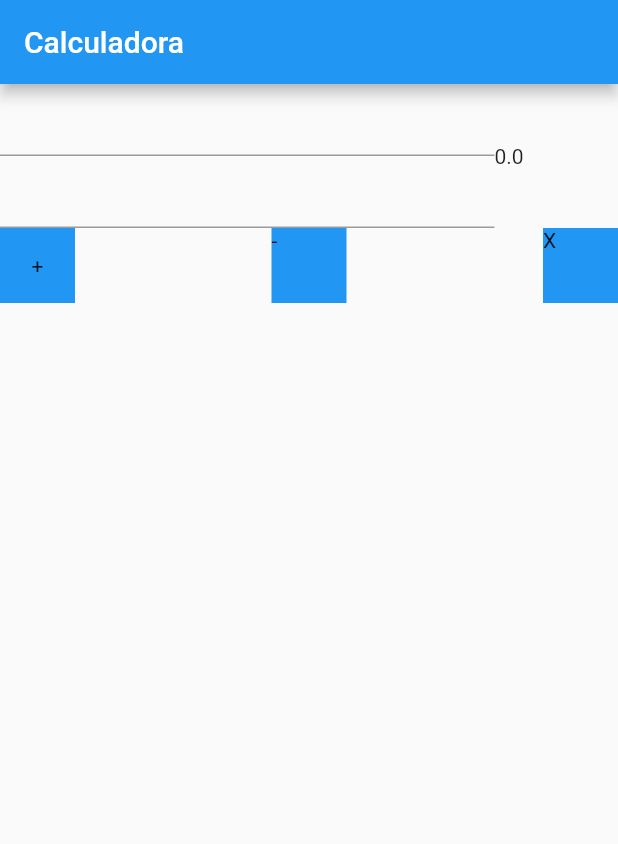
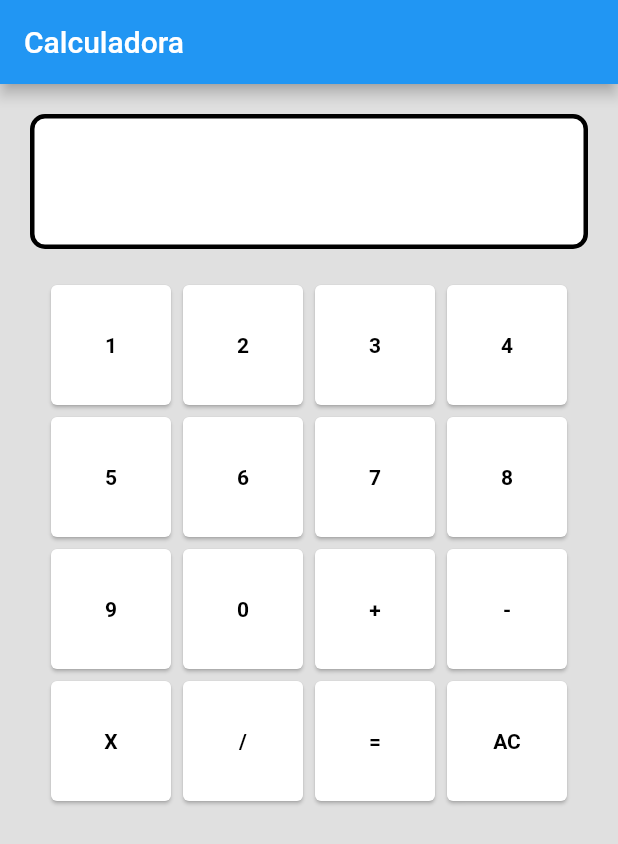
Before and after one commit to gdeus/aulas, a Flutter app: the screen it shows after launch, on a phone screen of 412 x 824 dp. Shown: the top 844 px of the screen. Run offline on Flutter 3.47's test engine with Material 2 defaults, Android fonts, the light colour scheme and no system bars.

Commit message:
new calc

```diff
--- a/lib/calculadora.dart
+++ b/lib/calculadora.dart
@@ -1,3 +1,4 @@
+import 'package:aulas/widgets/calc_button.dart';
 import 'package:flutter/material.dart';
 
 class Calculadora extends StatefulWidget {
@@ -11,106 +12,116 @@ class _CalculadoraState extends State<Calculadora> {
   TextEditingController primeiroNumero = TextEditingController();
   TextEditingController segundoNumero = TextEditingController();
   double resultado = 0;
+  String valueString = '';
+  double value1 = 0;
+  double value2 = 0;
+  String? expression;
   @override
   Widget build(BuildContext context) {
 
-    double soma(double numero1, double numero2){
-      double resultado = numero1 + numero2;
-      print(resultado);
-      return resultado;
+    void reset(){
+      resultado = 0;
+      valueString = '';
+      value1 = 0;
+      value2 = 0;
+      expression = null;
+
+      setState(() {
+
+      });
     }
 
-    double subtracao(double numero1, double numero2){
-      double resultado = numero1 - numero2;
-      print(resultado);
-      return resultado;
+    void changeValue(String newValue){
+      valueString = valueString + newValue;
+      setState(() {
+
+      });
     }
 
-    double multiplicacao(double numero1, double numero2){
-      double resultado = numero1 * numero2;
-      print(resultado);
-      return resultado;
+    void doExpression(String expressionSimbol){
+      if(expression == null){
+        print('entrei no expression null');
+        print(valueString);
+        expression = expressionSimbol;
+        value1 = double.parse(valueString);
+        valueString = '';
+      }
+      setState(() {
+
+      });
     }
 
+    void result(){
+      value2 = double.parse(valueString);
+      switch(expression) {
+        case '+': {
+          valueString = (value1 + value2).toString();
+        }
+        break;
+
+        case '-': {
+          valueString = (value1 - value2).toString();
+        }
+        break;
+
+        case 'X': {
+          valueString = (value1 * value2).toString();
+        }
+        break;
+
+        case '/': {
+          valueString = (value1 / value2).toString();
+        }
+        break;
+      }
+      setState(() {
+
+      });
+    }
+
+
     return Scaffold(
-      appBar: AppBar(title: Text('Calculadora'),),
-      body: Column(children: [
-        Row(
-          children: [
-            Column(
-              mainAxisAlignment: MainAxisAlignment.start,
+      appBar: AppBar(title: const Text('Calculadora'),),
+      backgroundColor: Colors.grey[300],
+      body: Column(
         children: [
           Container(
-                  width: MediaQuery.of(context).size.width * 0.8,
-                  child: TextField(
-                    decoration: const InputDecoration(
-                      focusColor: Colors.red
+            alignment: Alignment.center,
+            margin: const EdgeInsets.all(20),
+            height: 90,
+            width: MediaQuery.of(context).size.width,
+            decoration: BoxDecoration(
+              color: Colors.white,
+              border: Border.all(color: Colors.black, width: 3.0),
+              borderRadius: BorderRadius.circular(10),
             ),
-                    controller: primeiroNumero,
+            child: Text(valueString, style: const TextStyle(
+              fontWeight: FontWeight.bold,
+              fontSize: 32.0
+            ),),
           ),
-                ),
-                Container(
-                  width: MediaQuery.of(context).size.width * 0.8,
-                  child: TextField(
-                    decoration: const InputDecoration(
-                    focusColor: Colors.red
-                  ),
-                    controller: segundoNumero,
-                  ),
-                ),
-              ],
-            ),
-            Text(
-              '$resultado'
-            ),
-          ],
-        ),
-        Row(
-          mainAxisAlignment: MainAxisAlignment.spaceBetween,
+          Wrap(
             children: [
-            GestureDetector(
-              onTap: (){
-                setState(() {
-                  resultado = soma(double.parse(primeiroNumero.text), double.parse(segundoNumero.text));
-                });
-              },
-              child: Container(
-                alignment: Alignment.center,
-                height: 50,
-                width: 50,
-                color: Colors.blue,
-                child: Text('+'),
-              ),
-            ),
-            GestureDetector(
-              onTap: (){
-                setState(() {
-                  resultado = subtracao(double.parse(primeiroNumero.text), double.parse(segundoNumero.text));
-                });
-              },
-              child: Container(
-                height: 50,
-                width: 50,
-                color: Colors.blue,
-                child: Text('-'),
-              ),
-            ),
-            GestureDetector(
-              onTap: (){
-                setState(() {
-                  resultado = multiplicacao(double.parse(primeiroNumero.text), double.parse(segundoNumero.text));
-                });
-              },
-              child: Container(
-                height: 50,
-                width: 50,
-                color: Colors.blue,
-                child: Text('X'),
-              ),
-            ),
+              calcButton('1', changeValue, false),
+              calcButton('2', changeValue, false),
+              calcButton('3', changeValue, false),
+              calcButton('4', changeValue, false),
+              calcButton('5', changeValue, false ),
+              calcButton('6', changeValue, false),
+              calcButton('7', changeValue, false),
+              calcButton('8', changeValue, false),
+              calcButton('9', changeValue, false),
+              calcButton('0', changeValue, false),
+              calcButton('+', doExpression, false),
+              calcButton('-', doExpression, false),
+              calcButton('X', doExpression, false),
+              calcButton('/', doExpression, false),
+              calcButton('=', result, true),
+              calcButton('AC', reset, true),
             ],
           )
-      ],),
+        ]
+        ,),
     );
   }
 }
--- /dev/null
+++ b/lib/widgets/calc_button.dart
@@ -0,0 +1,19 @@
+import 'package:flutter/material.dart';
+
+Widget calcButton(String simbol, Function changeValue, bool result){
+  return GestureDetector(
+    onTap: () => result ? changeValue() : changeValue(simbol),
+    child: Card(
+      child: Container(
+        height: 50,
+        width: 50,
+        margin: const EdgeInsets.all(15),
+        alignment: Alignment.center,
+        child: Padding(
+          padding: const EdgeInsets.all(8.0),
+          child: Text(simbol, style: const TextStyle(color: Colors.black, fontWeight: FontWeight.bold),),
+        ),
+      ),
+    ),
+  );
+}
```
Also changed, not shown: lib/widgets/result_button.dart (added). Lines whose indentation alone changed are shown as unchanged.
